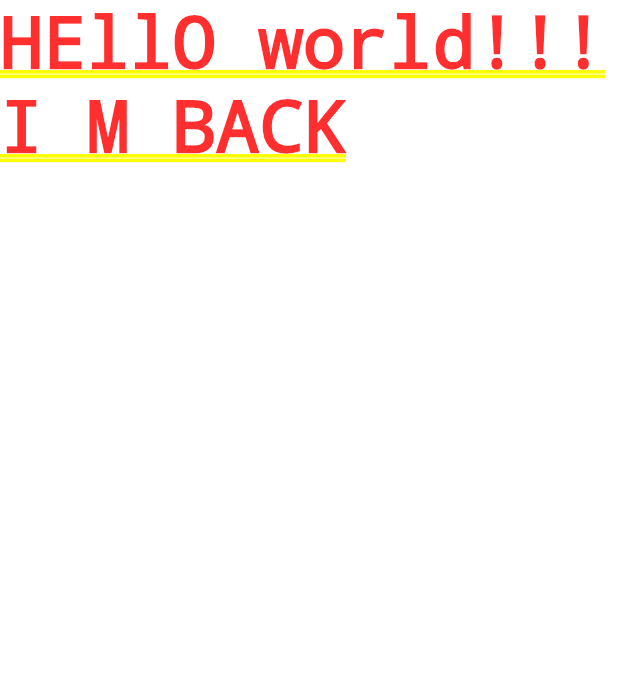
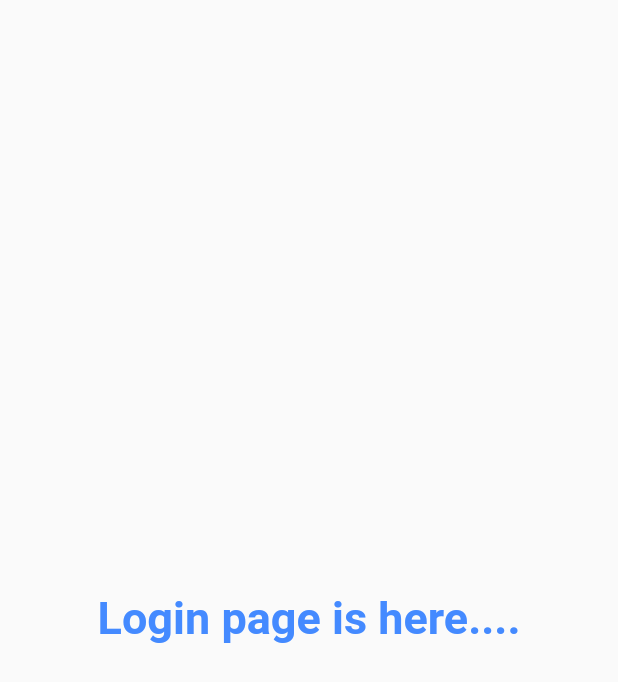
Before and after one commit to goyalkaran/Flutter-project, a Flutter app: the screen it shows after launch, on a phone screen of 412 x 824 dp. Shown: the top 682 px of the screen. Run offline on Flutter 3.47's test engine with Material 2 defaults, Android fonts, the phone set to English and light mode, and no system bars.

Commit message:
day 3 completed

```diff
--- a/lib/main.dart
+++ b/lib/main.dart
@@ -1,18 +1,27 @@
 import 'package:flutter/material.dart';
+import 'package:shoppers_paradise/view/homepage.dart';
+import 'package:shoppers_paradise/view/loginpage.dart';
 
-void main(){
+void main() {
   runApp(MyApp());
 }
 
 class MyApp extends StatelessWidget {
-  const MyApp({Key? key}) : super(key: key);
-
   @override
   Widget build(BuildContext context) {
     return MaterialApp(
-      home: Container(
-      child: Text('HEllO world!!! I M BACK'),
-    ),
+      themeMode: ThemeMode.light,
+      theme: ThemeData(
+          // primarySwatch: Colors.amber,
+          ),
+      darkTheme: ThemeData(
+        brightness: Brightness.dark,
+      ),
+      routes: {
+        "/": (context) => LoginPage(),
+        "/Home": (context) => HomePage(),
+        "/Login": (context) => LoginPage(),
+      },
     );
   }
 }
--- /dev/null
+++ b/lib/view/loginpage.dart
@@ -0,0 +1,21 @@
+import 'package:flutter/material.dart';
+
+class LoginPage extends StatelessWidget {
+  const LoginPage({Key? key}) : super(key: key);
+
+  @override
+  Widget build(BuildContext context) {
+    return const Material(
+      child: Center(
+        child: Text(
+          "Login page is here....",
+          style: TextStyle(
+            color: Colors.blueAccent,
+            fontSize: 30,
+            fontWeight: FontWeight.bold,
+          ),
+        ),
+      ),
+    );
+  }
+}
```
Also changed, not shown: lib/view/homepage.dart (+19 -0 lines).
